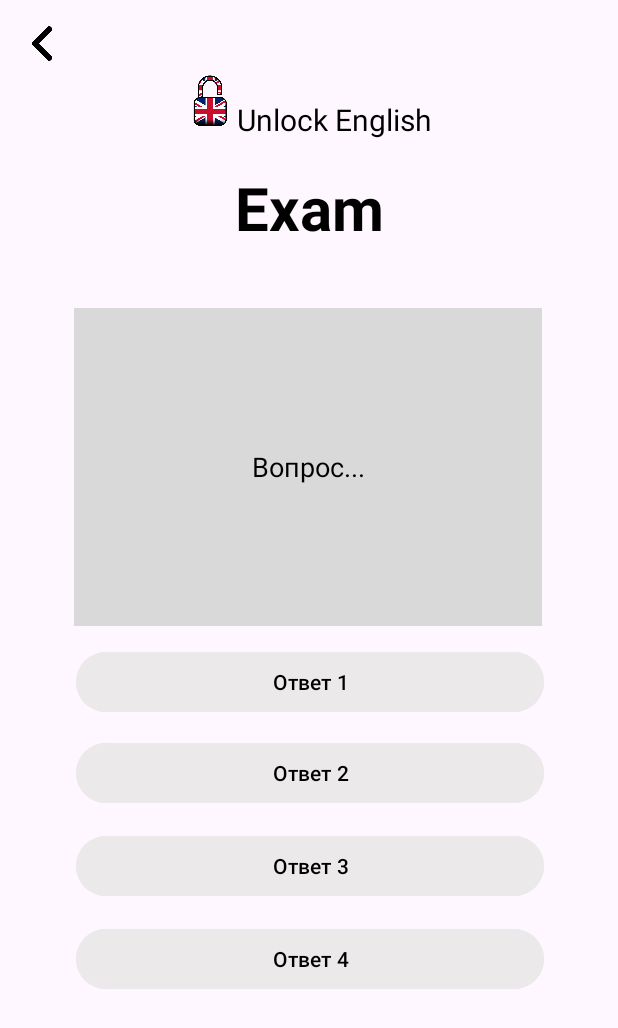
After one commit to RacconTukTIk/Unlock-English, an Android app: the ExamActivity screen opened directly, with no data from a screen before it, on a phone screen of 412 x 824 dp. The commit adds this screen. Shown: the top 1028 px of the screen. Run offline under Robolectric (Android 15) with nearby library versions, the phone set to English and light mode, and no system bars.

Commit message:
add ExamScreeen

```diff
--- a/app/src/main/AndroidManifest.xml
+++ b/app/src/main/AndroidManifest.xml
@@ -14,6 +14,9 @@
         android:supportsRtl="true"
         android:theme="@style/Theme.Application"
         tools:targetApi="31">
+        <activity
+            android:name=".ExamActivity"
+            android:exported="false" />
         <activity
             android:name=".ThemesActivity"
             android:exported="true" />
@@ -57,10 +60,10 @@
             android:name=".AccountMainActivity"
             android:exported="true"
             android:label="acc_page" />
-
-        <activity android:name=".MistakesActivity"
+        <activity
+            android:name=".MistakesActivity"
             android:exported="true"
-            android:label="mistakes"/>
+            android:label="mistakes" />
 
         <meta-data
             android:name="preloaded_fonts"
--- /dev/null
+++ b/app/src/main/java/com/example/application/ExamActivity.kt
@@ -0,0 +1,27 @@
+package com.example.application
+
+import android.os.Bundle
+import android.widget.Button
+import android.widget.TextView
+import androidx.appcompat.app.AppCompatActivity
+
+class ExamActivity : AppCompatActivity() {
+
+    private lateinit var btnAnswer1: Button
+    private lateinit var btnAnswer2: Button
+    private lateinit var btnAnswer3: Button
+    private lateinit var btnAnswer4: Button
+    private lateinit var examQuestionTextView: TextView
+
+    override fun onCreate(savedInstanceState: Bundle?) {
+        super.onCreate(savedInstanceState)
+        setContentView(R.layout.activity_exam)
+
+        // Инициализация элементов интерфейса
+        examQuestionTextView = findViewById(R.id.ExamQuestion)
+        btnAnswer1 = findViewById(R.id.btnAnswer1)
+        btnAnswer2 = findViewById(R.id.btnAnswer2)
+        btnAnswer3 = findViewById(R.id.btnAnswer3)
+        btnAnswer4 = findViewById(R.id.btnAnswer4)
+    }
+}
--- a/app/src/main/java/com/example/application/MenuFragment.kt
+++ b/app/src/main/java/com/example/application/MenuFragment.kt
@@ -26,9 +26,16 @@ class MenuFragment : Fragment() {
             val intent = Intent(requireActivity(), ThemesActivity::class.java)
             startActivity(intent)
         }
+
         val buttonError: Button = view.findViewById(R.id.button_mistakes)
         buttonError.setOnClickListener {
             val intent = Intent(requireActivity(), MistakesActivity::class.java)
+            startActivity(intent)
+        }
+
+        val buttonExam: Button = view.findViewById(R.id.button_exam)
+        buttonExam.setOnClickListener {
+            val intent = Intent(requireActivity(), ExamActivity::class.java)
             startActivity(intent)
         }
         return view
--- /dev/null
+++ b/app/src/main/res/layout/activity_exam.xml
@@ -0,0 +1,140 @@
+<?xml version="1.0" encoding="utf-8"?>
+<androidx.constraintlayout.widget.ConstraintLayout xmlns:android="http://schemas.android.com/apk/res/android"
+    xmlns:app="http://schemas.android.com/apk/res-auto"
+    xmlns:tools="http://schemas.android.com/tools"
+    android:layout_width="match_parent"
+    android:layout_height="match_parent"
+    tools:context=".ExamActivity">
+
+    <TextView
+    android:id="@+id/ExamText"
+    android:layout_width="wrap_content"
+    android:layout_height="wrap_content"
+    android:text="Exam"
+    android:textSize="40sp"
+    android:textColor="@color/black"
+    android:textStyle="bold"
+    android:gravity="center"
+    app:layout_constraintBottom_toBottomOf="parent"
+    app:layout_constraintEnd_toEndOf="parent"
+    app:layout_constraintStart_toStartOf="parent"
+    app:layout_constraintTop_toTopOf="parent"
+    app:layout_constraintVertical_bias="0.145" />
+
+    <TextView
+    android:id="@+id/UnlockEnglishText"
+    android:layout_width="wrap_content"
+    android:layout_height="wrap_content"
+    android:gravity="center"
+    android:text="Unlock English"
+    android:textColor="@color/black"
+    android:textSize="20sp"
+    app:layout_constraintBottom_toTopOf="@+id/ExamText"
+    app:layout_constraintEnd_toEndOf="parent"
+    app:layout_constraintHorizontal_bias="0.56"
+    app:layout_constraintStart_toStartOf="parent"
+    app:layout_constraintTop_toTopOf="parent"
+    app:layout_constraintVertical_bias="0.788" />
+    <ImageView
+    android:id="@+id/UnlockEnglishExam"
+    android:layout_width="36dp"
+    android:layout_height="42dp"
+    android:layout_marginStart="116dp"
+    app:layout_constraintBottom_toBottomOf="parent"
+    app:layout_constraintEnd_toStartOf="@+id/UnlockEnglishText"
+    app:layout_constraintHorizontal_bias="1.0"
+    app:layout_constraintStart_toStartOf="parent"
+    app:layout_constraintTop_toTopOf="parent"
+    app:layout_constraintVertical_bias="0.059"
+    app:srcCompat="@drawable/unlockenglish" />
+
+    <ImageView
+    android:id="@+id/exitExam"
+    android:layout_width="24dp"
+    android:layout_height="23dp"
+    app:layout_constraintBottom_toBottomOf="parent"
+    app:layout_constraintEnd_toEndOf="parent"
+    app:layout_constraintHorizontal_bias="0.041"
+    app:layout_constraintStart_toStartOf="parent"
+    app:layout_constraintTop_toTopOf="parent"
+    app:layout_constraintVertical_bias="0.022"
+    app:srcCompat="@drawable/icon_right_arrow" />
+
+    <TextView
+    android:id="@+id/ExamQuestion"
+    android:layout_width="312dp"
+    android:layout_height="212dp"
+    android:layout_gravity="center"
+    android:background="#D9D9D9"
+    android:gravity="center"
+    android:padding="16dp"
+    android:text="Вопрос..."
+    android:textColor="#000000"
+    android:textSize="18sp"
+    app:layout_constraintBottom_toBottomOf="parent"
+    app:layout_constraintEnd_toEndOf="parent"
+    app:layout_constraintHorizontal_bias="0.494"
+    app:layout_constraintStart_toStartOf="parent"
+    app:layout_constraintTop_toTopOf="parent"
+    app:layout_constraintVertical_bias="0.335" />
+
+    <Button
+        android:id="@+id/btnAnswer1"
+        android:layout_width="312dp"
+        android:layout_height="wrap_content"
+        android:backgroundTint="#EBE9E9"
+        android:text="Ответ 1"
+        android:textColor="#000000"
+        app:layout_constraintBottom_toBottomOf="parent"
+        app:layout_constraintEnd_toEndOf="parent"
+        app:layout_constraintHorizontal_bias="0.505"
+        app:layout_constraintStart_toStartOf="parent"
+        app:layout_constraintTop_toBottomOf="@+id/ExamQuestion"
+        app:layout_constraintVertical_bias="0.037"
+        tools:ignore="MissingConstraints" />
+
+    <Button
+        android:id="@+id/btnAnswer2"
+        android:layout_width="312dp"
+        android:layout_height="wrap_content"
+        android:backgroundTint="#EBE9E9"
+        android:text="Ответ 2"
+        android:textColor="#000000"
+        app:layout_constraintBottom_toBottomOf="parent"
+        app:layout_constraintEnd_toEndOf="parent"
+        app:layout_constraintHorizontal_bias="0.505"
+        app:layout_constraintStart_toStartOf="parent"
+        app:layout_constraintTop_toBottomOf="@+id/btnAnswer1"
+        app:layout_constraintVertical_bias="0.042"
+        tools:ignore="MissingConstraints" />
+
+    <Button
+        android:id="@+id/btnAnswer3"
+        android:layout_width="312dp"
+        android:layout_height="wrap_content"
+        android:backgroundTint="#EBE9E9"
+        android:text="Ответ 3"
+        android:textColor="#000000"
+        app:layout_constraintBottom_toBottomOf="parent"
+        app:layout_constraintEnd_toEndOf="parent"
+        app:layout_constraintHorizontal_bias="0.505"
+        app:layout_constraintStart_toStartOf="parent"
+        app:layout_constraintTop_toBottomOf="@+id/btnAnswer2"
+        app:layout_constraintVertical_bias="0.06"
+        tools:ignore="MissingConstraints" />
+
+    <Button
+        android:id="@+id/btnAnswer4"
+        android:layout_width="312dp"
+        android:layout_height="wrap_content"
+        android:backgroundTint="#EBE9E9"
+        android:text="Ответ 4"
+        android:textColor="#000000"
+        app:layout_constraintBottom_toBottomOf="parent"
+        app:layout_constraintEnd_toEndOf="parent"
+        app:layout_constraintHorizontal_bias="0.505"
+        app:layout_constraintStart_toStartOf="parent"
+        app:layout_constraintTop_toBottomOf="@+id/btnAnswer3"
+        app:layout_constraintVertical_bias="0.081"
+        tools:ignore="MissingConstraints" />
+</androidx.constraintlayout.widget.ConstraintLayout>
```
